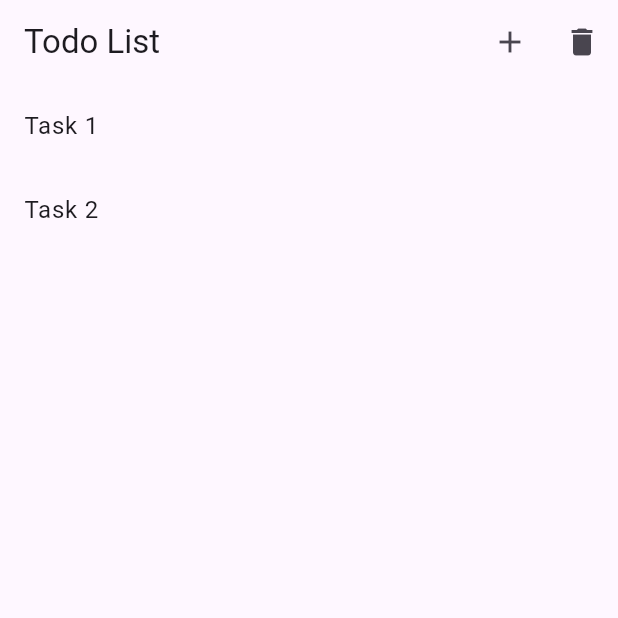
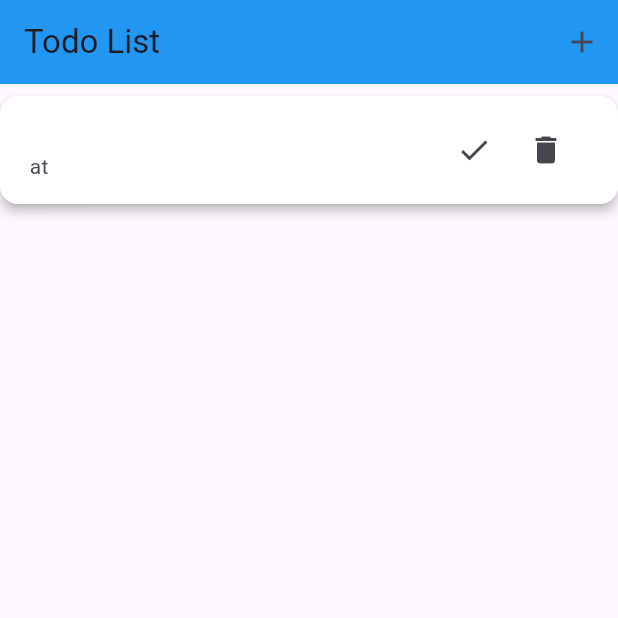
Before and after one commit to TheshikaSamaraweera/WorkManager_Mobile, a Flutter app: the AddTaskPage screen opened directly, after a tap on "Add Task", on a phone screen of 412 x 824 dp, the top half of it. Run offline on Flutter 3.47's test engine with Material 3 defaults, Android fonts, the phone set to English and light mode, and no system bars; our stand-ins replace cloud_firestore, curved_navigation_bar, firebase_auth, firebase_core; accounts and stored records are empty.

Commit message:
to do list
over

```diff
--- a/lib/add_task.dart
+++ b/lib/add_task.dart
@@ -1,4 +1,6 @@
 import 'package:flutter/material.dart';
+import 'package:cloud_firestore/cloud_firestore.dart';
+
 
 class AddTaskPage extends StatefulWidget {
   @override
@@ -7,6 +9,8 @@ class AddTaskPage extends StatefulWidget {
 
 class _AddTaskPageState extends State<AddTaskPage> {
   TextEditingController _taskController = TextEditingController();
+  TextEditingController _dateController = TextEditingController();
+  TextEditingController _timeController = TextEditingController();
 
   @override
   Widget build(BuildContext context) {
@@ -25,17 +29,32 @@ class _AddTaskPageState extends State<AddTaskPage> {
               decoration: InputDecoration(labelText: 'Task'),
             ),
             SizedBox(height: 16.0),
+            TextField(
+              controller: _dateController,
+              decoration: InputDecoration(labelText: 'Date (YYYY-MM-DD)'),
+              readOnly: true,
+              onTap: () => _selectDate(context),
+            ),
+            SizedBox(height: 16.0),
+            TextField(
+              controller: _timeController,
+              decoration: InputDecoration(labelText: 'Time (HH:mm)'),
+            ),
+            SizedBox(height: 16.0),
             ElevatedButton(
-              onPressed: () {
-                // Implement the logic to add the task
+              onPressed: () async {
                 String task = _taskController.text;
-                // Perform any additional validation or processing here
+                String date = _dateController.text;
+                String time = _timeController.text;
 
-                // Example: Saving the task to a list or database
-                // tasks.add(task);
+                await FirebaseFirestore.instance.collection('tasks').add({
+                  'taskName': task,
+                  'date': date,
+                  'time': time,
+                });
 
-                // Navigator.pop to go back to the previous page
-                Navigator.pop(context, task);
+                // Navigate back to the previous screen
+                Navigator.of(context).pop();
               },
               child: Text('Add Task'),
             ),
@@ -44,4 +63,17 @@ class _AddTaskPageState extends State<AddTaskPage> {
       ),
     );
   }
+
+  Future<void> _selectDate(BuildContext context) async {
+    final DateTime? picked = await showDatePicker(
+      context: context,
+      initialDate: DateTime.now(),
+      firstDate: DateTime(2000),
+      lastDate: DateTime(2101),
+    );
+
+    if (picked != null) {
+      _dateController.text = picked.toLocal().toString().split(' ')[0];
+    }
+  }
 }
--- a/lib/todo_list.dart
+++ b/lib/todo_list.dart
@@ -1,51 +1,125 @@
 import 'package:flutter/material.dart';
 import 'add_task.dart';
+import 'package:cloud_firestore/cloud_firestore.dart';
 
-class TodoListPage extends StatelessWidget {
+class TodoListPage extends StatefulWidget {
+  @override
+  _TodoListPageState createState() => _TodoListPageState();
+}
+
+class _TodoListPageState extends State<TodoListPage> {
   @override
   Widget build(BuildContext context) {
     return Scaffold(
       appBar: AppBar(
         title: Text('Todo List'),
+        backgroundColor: Colors.blue,
         actions: [
           IconButton(
             icon: Icon(Icons.add),
             onPressed: () async {
-              // Navigate to the AddTaskPage and wait for a result
-              String newTask = await Navigator.push(
+              Map<String, String> newTask = await Navigator.push(
                 context,
                 MaterialPageRoute(builder: (context) => AddTaskPage()),
               );
 
-              // Handle the result (newTask) as needed, e.g., update your task list
               if (newTask != null) {
-                // Perform logic to update your task list
-                // tasks.add(newTask);
+                await FirebaseFirestore.instance.collection('tasks').add(newTask);
               }
-            },
-          ),
-          IconButton(
-            icon: Icon(Icons.delete),
-            onPressed: () {
-              // Delete work action
-              // Implement the logic to delete tasks
             },
           ),
         ],
       ),
-      body: ListView(
-        children: [
-          ListTile(
-            title: Text('Task 1'),
-            // Add more properties or actions as needed for each task
-          ),
-          ListTile(
-            title: Text('Task 2'),
-            // Add more properties or actions as needed for each task
-          ),
-          // Add more ListTiles for additional tasks
-        ],
+      body: StreamBuilder<QuerySnapshot<Map<String, dynamic>>>(
+        stream: FirebaseFirestore.instance.collection('tasks').snapshots(),
+        builder: (context, AsyncSnapshot<QuerySnapshot<Map<String, dynamic>>> snapshot) {
+          if (!snapshot.hasData || snapshot.data == null) {
+            return Center(
+              child: CircularProgressIndicator(),
+            );
+          }
+
+          var tasks = snapshot.data!.docs;
+
+          return ListView.builder(
+            itemCount: tasks.length,
+            itemBuilder: (context, index) {
+              var task = tasks[index].data();
+              return _buildTaskTile(
+                task['taskName'] ?? 'No Task Name',
+                task['date'] ?? 'No Date',
+                task['time'] ?? 'No Time',
+                taskId: tasks[index].id,
+                isCompleted: task['completed'] ?? false,
+              );
+            },
+          );
+        },
       ),
     );
   }
+
+  Widget _buildTaskTile(String taskName, String date, String time, {required String taskId, required bool isCompleted}) {
+    return Card(
+      color: isCompleted ? Colors.greenAccent : Colors.white,
+      elevation: 3.0,
+      margin: EdgeInsets.symmetric(vertical: 8.0),
+      child: ListTile(
+        title: Text(
+          taskName,
+          style: TextStyle(
+            fontWeight: FontWeight.bold,
+          ),
+        ),
+        subtitle: Text('$date at $time'),
+        trailing: Row(
+          mainAxisSize: MainAxisSize.min,
+          children: [
+            if (!isCompleted)
+              IconButton(
+                icon: Icon(Icons.check),
+                onPressed: () {
+                  _markTaskCompleted(taskId);
+                  _showCongratulatoryMessage(); // Call it here
+                },
+              ),
+            IconButton(
+              icon: Icon(Icons.delete),
+              onPressed: () {
+                _deleteTask(taskId);
+              },
+            ),
+          ],
+        ),
+      ),
+    );
+  }
+
+  void _markTaskCompleted(String taskId) async {
+    await FirebaseFirestore.instance.collection('tasks').doc(taskId).update({'completed': true});
+  }
+
+  void _deleteTask(String taskId) async {
+    await FirebaseFirestore.instance.collection('tasks').doc(taskId).delete();
+  }
+
+  void _showCongratulatoryMessage() {
+    showDialog(
+      context: context,
+      builder: (BuildContext context) {
+        return AlertDialog(
+          title: Text('Congratulations!'),
+          content: Text('You have completed your task.'),
+          actions: [
+            TextButton(
+              onPressed: () {
+                Navigator.of(context).pop();
+              },
+              child: Text('OK'),
+            ),
+          ],
+        );
+      },
+    );
+  }
 }
```
